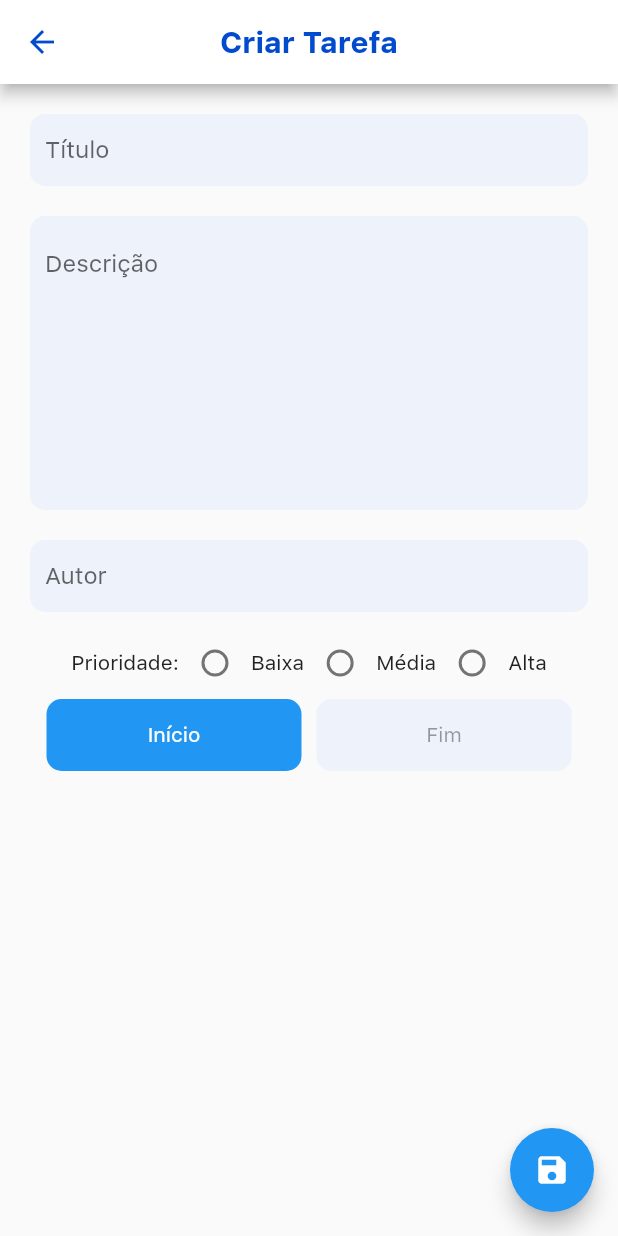
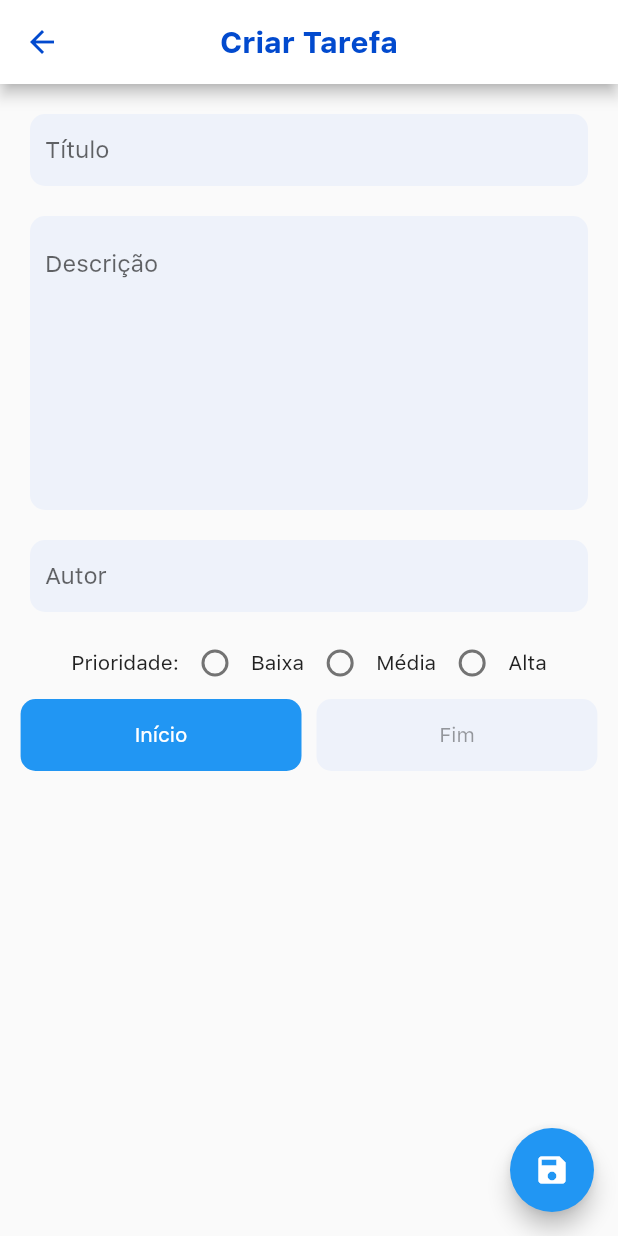
Before and after one commit to Rafarache/TaskManagerApp, a Flutter app: the screen it shows after launch, after a tap on "Adicionar Tarefa", on a phone screen of 412 x 824 dp. Run offline on Flutter 3.47's test engine with Material 2 defaults, Android fonts, the phone set to English and light mode, and no system bars; our stand-ins replace community_material_icon, sqflite; missing offline and left inert: icofont_flutter; accounts and stored records are empty.

Commit message:
Add MediaQuery

```diff
--- a/lib/Model/taskHelper.dart
+++ b/lib/Model/taskHelper.dart
@@ -17,7 +17,7 @@ class Task {
 
   int diferenceDate() {
     if ((this.dateStart != null) && (this.dateDue != null)) {
-      return this.dateDue.difference(DateTime.now()).inDays + 1;
+      return this.dateDue.difference(DateTime.now()).inDays;
     } else {
       return 0;
     }
@@ -113,7 +113,7 @@ class TaskHelper {
   Future<Database> initDb() async {
     final databasesPath = await getDatabasesPath();
 
-    final path = join(databasesPath, "tasksnew9.db");
+    final path = join(databasesPath, "tasks11.db");
 
     return await openDatabase(path, version: 1,
         onCreate: (Database db, int newerVersion) async {
--- a/lib/View/AddTask/TaskPage.dart
+++ b/lib/View/AddTask/TaskPage.dart
@@ -191,7 +191,7 @@ class _TaskPageState extends State<TaskPage> {
                 children: [
                   Flexible(
                     child: Container(
-                      width: 170,
+                      width: MediaQuery.of(context).size.width / 2.2,
                       decoration: BoxDecoration(
                         color: Colors.blue,
                         borderRadius: BorderRadius.circular(10),
@@ -212,7 +212,7 @@ class _TaskPageState extends State<TaskPage> {
                   ),
                   Flexible(
                     child: Container(
-                      width: 170,
+                      width: MediaQuery.of(context).size.width / 2.2,
                       decoration: BoxDecoration(
                         color: Color(0XFFEEF2FA),
                         borderRadius: BorderRadius.circular(10),
--- a/lib/View/Home/HomePage.dart
+++ b/lib/View/Home/HomePage.dart
@@ -170,7 +170,9 @@ class _HomeState extends State<Home> {
               color: Theme.of(context).accentColor,
               border: Border(
                 left: BorderSide(
-                    color: tasks[index].priorityColor(), width: 20.0),
+                  color: tasks[index].priorityColor(),
+                  width: MediaQuery.of(context).size.width / 30,
+                ),
               ),
             ),
             child: Column(
@@ -183,7 +185,7 @@ class _HomeState extends State<Home> {
                     bottom: 10,
                     right: 12,
                   ),
-                  width: 340.0,
+                  width: MediaQuery.of(context).size.width / 1,
                   child: Column(
                     crossAxisAlignment: CrossAxisAlignment.start,
                     children: [
@@ -343,6 +345,9 @@ class _HomeState extends State<Home> {
   @override
   void initState() {
     super.initState();
+    for (int i = 0; i < tasks.length; i++) {
+      tasks[i].diference = tasks[i].diferenceDate();
+    }
     _gestAllTasks();
     tasks.removeRange(0, tasks.length);
   }
```
